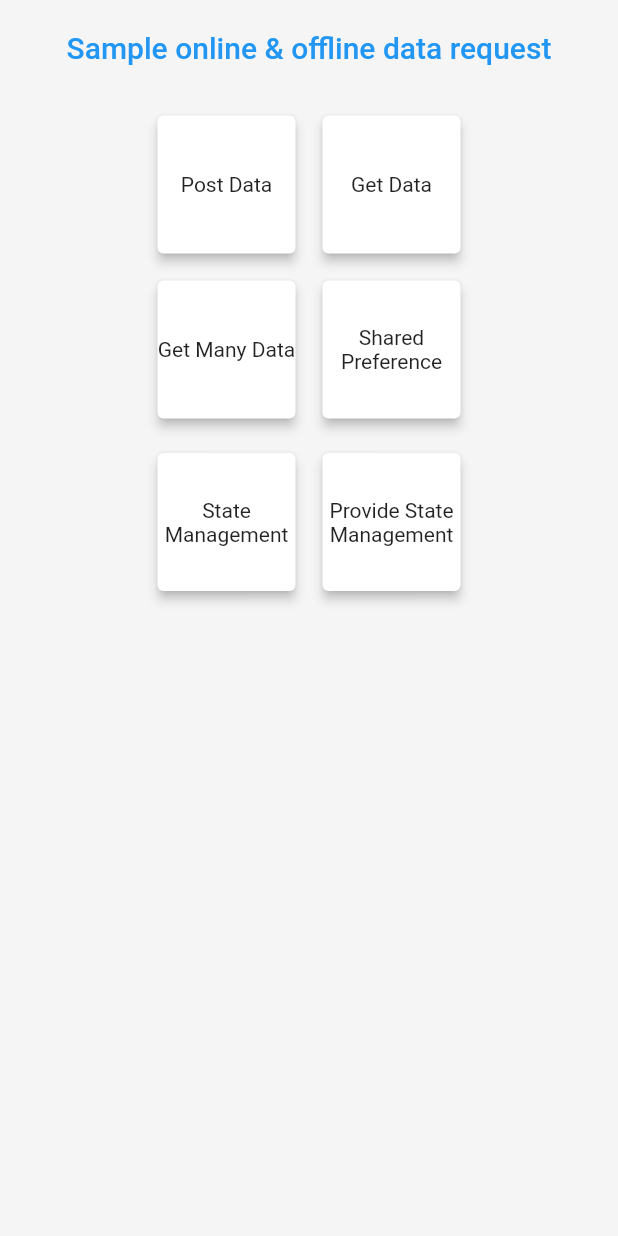
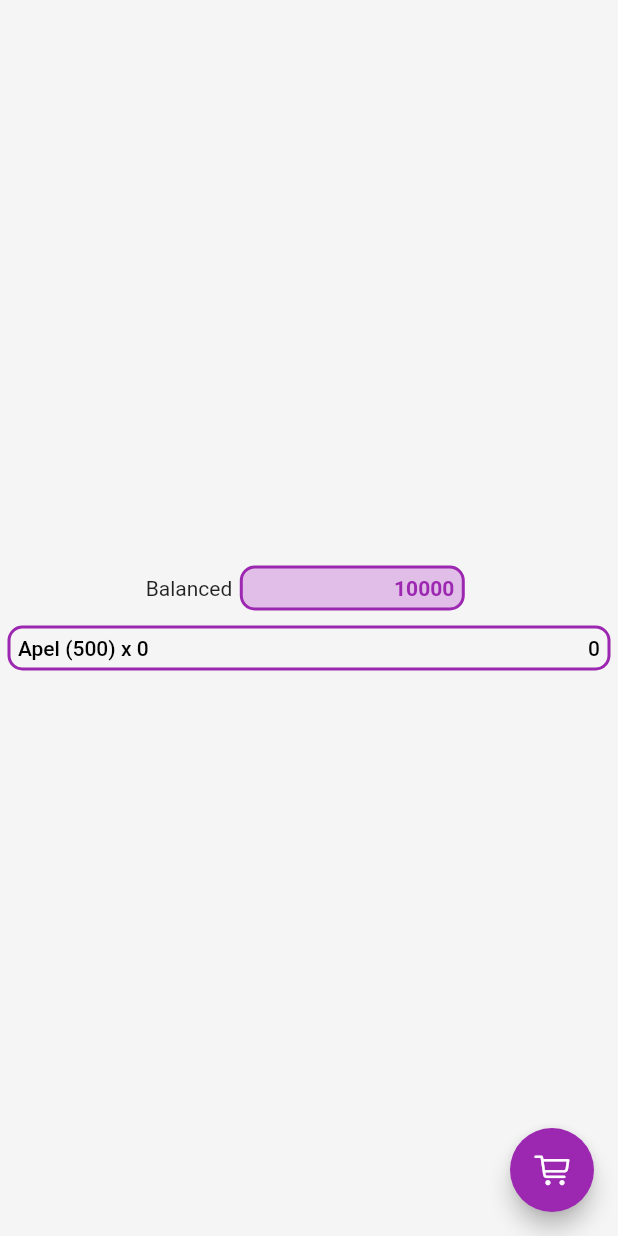
Before and after one commit to Adhasetiawan/Flutter-Learn, a Flutter app: the screen it shows after launch, after a tap on "Provide State Management", on a phone screen of 412 x 824 dp. Run offline on Flutter 3.47's test engine with Material 2 defaults, Android fonts, the phone set to English and light mode, and no system bars; our stand-ins replace shared_preferences.

Commit message:
Multi state management sudah dibahas

```diff
--- /dev/null
+++ b/lib/pages/SixPage.dart
@@ -0,0 +1,88 @@
+import 'package:first_application/stateStuff/shop.dart';
+import 'package:flutter/cupertino.dart';
+import 'package:flutter/material.dart';
+import 'package:provider/provider.dart';
+
+class sixPage extends StatelessWidget {
+  const sixPage({Key key}) : super(key: key);
+
+  @override
+  Widget build(BuildContext context) {
+    return MultiProvider(
+      providers: [
+        ChangeNotifierProvider<money>(create: (context) => money()),
+        ChangeNotifierProvider<chart>(create: (context) => chart()),
+      ],
+      child: Scaffold(
+          floatingActionButton: Consumer<money>(
+            builder: (context, uang, _) => Consumer<chart>(
+              builder: (context, carts, _) => FloatingActionButton(
+                onPressed: () {
+                  if(uang.ambilUang >= 500){
+                    carts.ambilJumlah += 1;
+                    uang.ambilUang -= 500;
+                  }
+                },
+                child: Icon(CupertinoIcons.shopping_cart),
+                backgroundColor: Colors.purple,
+              ),
+            ),
+          ),
+          body: Stack(
+            children: <Widget>[
+              Container(
+            color: Color(0xfff5f5f5),
+          ),
+              SafeArea(
+              child: Center(
+            child: Column(
+              mainAxisAlignment: MainAxisAlignment.center,
+              children: <Widget>[
+                Row(
+                  mainAxisAlignment: MainAxisAlignment.center,
+                  children: <Widget>[
+                    Text('Balanced'),
+                    Container(
+                      height: 30,
+                      width: 150,
+                      margin: EdgeInsets.all(5),
+                      padding: EdgeInsets.all(5),
+                      decoration: BoxDecoration(
+                          color: Colors.purple[100],
+                          borderRadius: BorderRadius.circular(10),
+                          border: Border.all(color: Colors.purple, width: 2)),
+                      child: Align(
+                        alignment: Alignment.centerRight,
+                        child: Consumer<money>(builder: (context, uang, _) => Text(uang.ambilUang.toString(), style: TextStyle(color: Colors.purple, fontWeight: FontWeight.w700),)),
+                      ),
+                    )
+                  ],
+                ),
+                Container(
+                  height: 30,
+                  margin: EdgeInsets.all(5),
+                  padding: EdgeInsets.all(5),
+                  decoration: BoxDecoration(
+                      borderRadius: BorderRadius.circular(10),
+                      border: Border.all(color: Colors.purple, width: 2)),
+                  child: Align(
+                    alignment: Alignment.centerRight,
+                    child: Consumer<chart>(
+                      builder: (context, carts, _) => Row(
+                        mainAxisAlignment: MainAxisAlignment.spaceBetween,
+                        children: <Widget>[
+                          Text('Apel (500) x ' + carts.ambilJumlah.toString(), style: TextStyle(color: Colors.black, fontWeight: FontWeight.w500)),
+                          Text((500 * carts.ambilJumlah).toString(), style: TextStyle(color: Colors.black, fontWeight: FontWeight.w500)),
+                        ],
+                      ),
+                    ),
+                  ),
+                )
+              ],
+            ),
+          ))
+        ],
+      )),
+    );
+  }
+}
--- a/lib/pages/basePage.dart
+++ b/lib/pages/basePage.dart
@@ -1,3 +1,4 @@
+import 'package:first_application/pages/SixPage.dart';
 import 'package:first_application/pages/fifthPage.dart';
 import 'package:first_application/pages/firstPage.dart';
 import 'package:first_application/pages/fourthPage.dart';
@@ -106,7 +107,7 @@ class _basePageState extends State<basePage> {
                       ),
                     ),
                     GestureDetector(
-                      onTap: (){},
+                      onTap: ()=> Navigator.push(context, MaterialPageRoute(builder: (context)=> sixPage())),
                       child: Container(
                         margin: EdgeInsets.fromLTRB(5, 5, 10, 10),
                         height: 100,
--- /dev/null
+++ b/lib/stateStuff/shop.dart
@@ -0,0 +1,21 @@
+import 'package:flutter/cupertino.dart';
+
+class chart with ChangeNotifier{
+  int _jumlah = 0;
+
+  int get ambilJumlah => _jumlah;
+  set ambilJumlah (int value){
+    _jumlah = value;
+    notifyListeners();
+  }
+}
+
+class money with ChangeNotifier{
+  int _uang = 10000;
+
+  int get ambilUang => _uang;
+  set ambilUang (int value){
+    _uang = value;
+    notifyListeners();
+  }
+}
```
